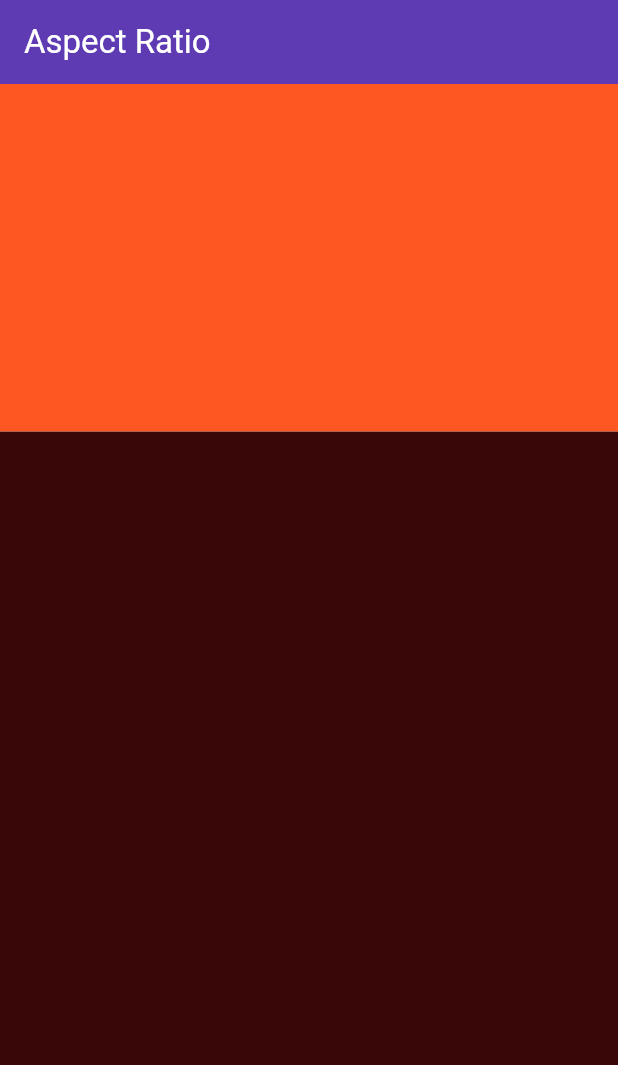
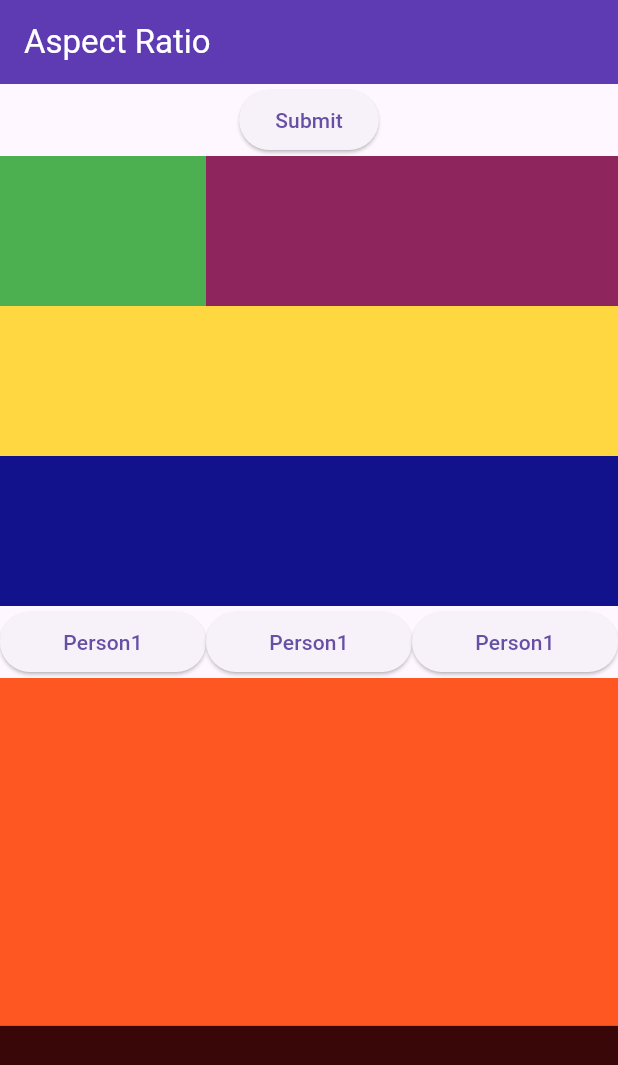
Before and after one commit to aftabuddin007/stateful_Widget, a Flutter app: the screen it shows after launch, on a phone screen of 412 x 824 dp. Shown: the top 1065 px of the screen. Run offline on Flutter 3.47's test engine with Material 3 defaults, Android fonts, the phone set to English and light mode, and no system bars.

Commit message:
expended working

```diff
--- a/lib/Ratio.dart
+++ b/lib/Ratio.dart
@@ -19,6 +19,57 @@ class _RatioState extends State<Ratio> {
       body: SingleChildScrollView(
         child: Column(
           children: [
+
+            FractionallySizedBox(
+              child: ElevatedButton(onPressed: (){}, child: Text("Submit")),
+            ),
+
+
+
+
+
+            Row(
+              children: [
+                Flexible(
+                  flex: 3,
+                  child: Container(height: 100, color: Colors.green),
+                ),
+                Flexible(
+                  flex: 6,
+                  child: Container(
+                    height: 100,
+                    color: const Color.fromARGB(255, 142, 38, 93),
+                  ),
+                ),
+              ],
+            ),
+
+            Container(height: 100, color: Colors.amberAccent),
+            Container(height: 100, color: Color.fromARGB(255, 18, 18, 141)),
+
+            Row(
+              children: [
+                Expanded(
+                  child: ElevatedButton(
+                    onPressed: () {},
+                    child: Text("Person1"),
+                  ),
+                ),
+                Expanded(
+                  child: ElevatedButton(
+                    onPressed: () {},
+                    child: Text("Person1"),
+                  ),
+                ),
+                Expanded(
+                  child: ElevatedButton(
+                    onPressed: () {},
+                    child: Text("Person1"),
+                  ),
+                ),
+              ],
+            ),
+
             AspectRatio(
               aspectRatio: 16 / 9,
               child: Container(color: Colors.deepOrange),
@@ -27,6 +78,14 @@ class _RatioState extends State<Ratio> {
               aspectRatio: 9 / 16,
               child: Container(color: const Color.fromARGB(255, 57, 7, 7)),
             ),
+            AspectRatio(
+              aspectRatio: 4 / 3,
+              child: Container(color: const Color.fromARGB(255, 7, 138, 70)),
+            ),
+            AspectRatio(
+              aspectRatio: 16 / 10,
+              child: Container(color: const Color.fromARGB(255, 87, 89, 216)),
+            ),
           ],
         ),
       ),
```
